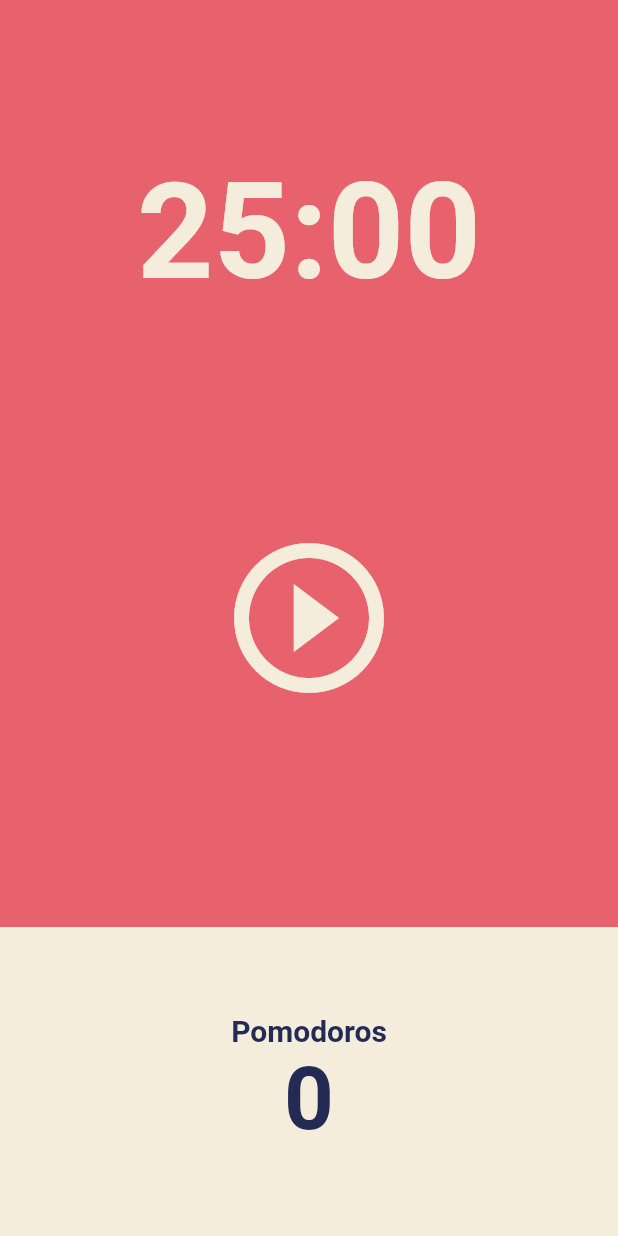
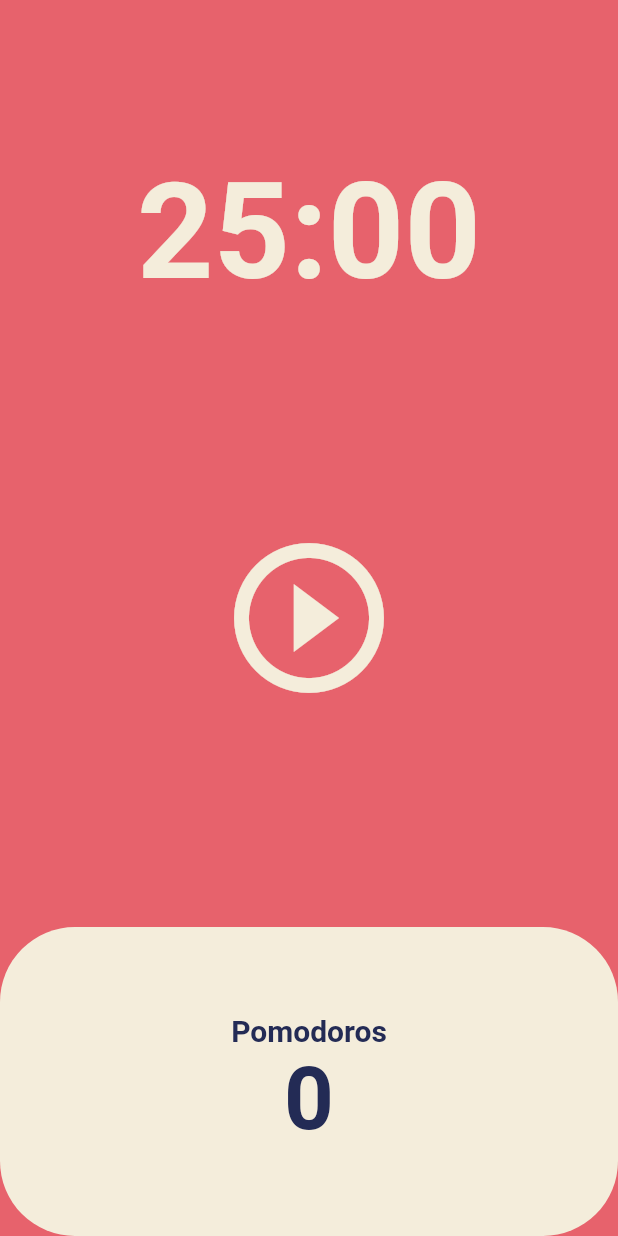
Before and after one commit to WhiteKr/pomodoro, a Flutter app: the screen it shows after launch, on a phone screen of 412 x 824 dp. Run offline on Flutter 3.47's test engine with Material 2 defaults, Android fonts, the phone set to English and light mode, and no system bars.

Commit message:
fix: border radius on bottom container

```diff
--- a/lib/screens/home_screen.dart
+++ b/lib/screens/home_screen.dart
@@ -45,7 +45,10 @@ class _HomeScreenState extends State<HomeScreen> {
               children: [
                 Expanded(
                   child: Container(
-                    decoration: BoxDecoration(color: Theme.of(context).cardColor),
+                    decoration: BoxDecoration(
+                      color: Theme.of(context).cardColor,
+                      borderRadius: BorderRadius.circular(50),
+                    ),
                     child: Column(
                       mainAxisAlignment: MainAxisAlignment.center,
                       children: [
```
